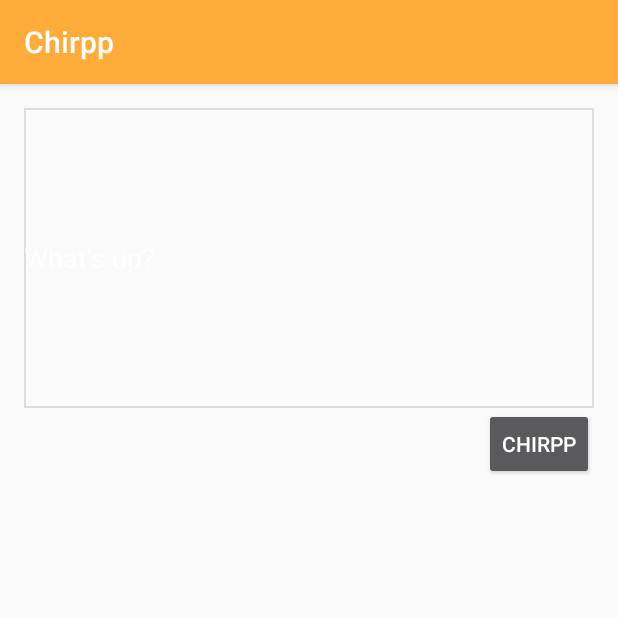
After one commit to adamcreekroad/chirpp-android-java, an Android app: the NewPostActivity screen opened directly, with no data from a screen before it, on a phone screen of 412 x 824 dp, the top half of it. The commit adds this screen. Run offline under Robolectric (Android 15) with nearby library versions, the phone set to English and light mode, and no system bars; network calls fail.

Commit message:
started new post activity

```diff
--- /dev/null
+++ b/app/src/main/java/online/chirpp/www/chirpp/NewPostActivity.java
@@ -0,0 +1,14 @@
+package online.chirpp.www.chirpp;
+
+import android.support.v7.app.AppCompatActivity;
+import android.os.Bundle;
+import android.support.v7.widget.Toolbar;
+
+public class NewPostActivity extends AppCompatActivity {
+
+    @Override
+    protected void onCreate(Bundle savedInstanceState) {
+        super.onCreate(savedInstanceState);
+        setContentView(R.layout.activity_new_post);
+    }
+}
--- /dev/null
+++ b/app/src/main/res/drawable/gray_border.xml
@@ -0,0 +1,4 @@
+<shape xmlns:android="http://schemas.android.com/apk/res/android" android:shape="rectangle" >
+    <solid android:color="#00000000" />
+    <stroke android:width="1dip" android:color="#dddddd"/>
+</shape>
--- /dev/null
+++ b/app/src/main/res/layout/activity_new_post.xml
@@ -0,0 +1,39 @@
+<?xml version="1.0" encoding="utf-8"?>
+<LinearLayout xmlns:android="http://schemas.android.com/apk/res/android"
+    xmlns:tools="http://schemas.android.com/tools"
+    xmlns:app="http://schemas.android.com/apk/res-auto"
+    android:orientation="vertical"
+    android:layout_width="match_parent"
+    android:layout_height="match_parent"
+    android:paddingBottom="@dimen/activity_vertical_margin"
+    android:paddingLeft="@dimen/activity_horizontal_margin"
+    android:paddingRight="@dimen/activity_horizontal_margin"
+    android:paddingTop="@dimen/activity_vertical_margin"
+    android:theme="@style/Theme.AppCompat.NoActionBar"
+    tools:context="online.chirpp.www.chirpp.NewPostActivity">
+
+    <EditText
+        android:layout_width="match_parent"
+        android:layout_height="200dp"
+        android:inputType="textMultiLine"
+        android:ems="10"
+        android:id="@+id/new_post_message"
+        android:layout_gravity="center_horizontal"
+        android:hint="What&apos;s up?"
+        android:textColor="#555"
+        android:background="@drawable/gray_border"/>
+
+    <LinearLayout
+        android:orientation="horizontal"
+        android:layout_width="match_parent"
+        android:layout_height="wrap_content"
+        android:layout_gravity="center_horizontal"></LinearLayout>
+
+    <Button
+        style="?android:attr/buttonStyleSmall"
+        android:layout_width="wrap_content"
+        android:layout_height="wrap_content"
+        android:text="chirpp"
+        android:id="@+id/button6"
+        android:layout_gravity="right"/>
+</LinearLayout>
--- /dev/null
+++ b/app/src/main/res/values-w820dp/dimens.xml
@@ -0,0 +1,6 @@
+<resources>
+    <!-- Example customization of dimensions originally defined in res/values/dimens.xml
+         (such as screen margins) for screens with more than 820dp of available width. This
+         would include 7" and 10" devices in landscape (~960dp and ~1280dp respectively). -->
+    <dimen name="activity_horizontal_margin">64dp</dimen>
+</resources>
```
Also changed, not shown: app/src/main/AndroidManifest.xml (+3 -5 lines), app/src/main/res/layout/activity_home_feed.xml (+8 -15 lines), app/src/main/res/menu/new_post_menu.xml (added, +9 -0 lines).
